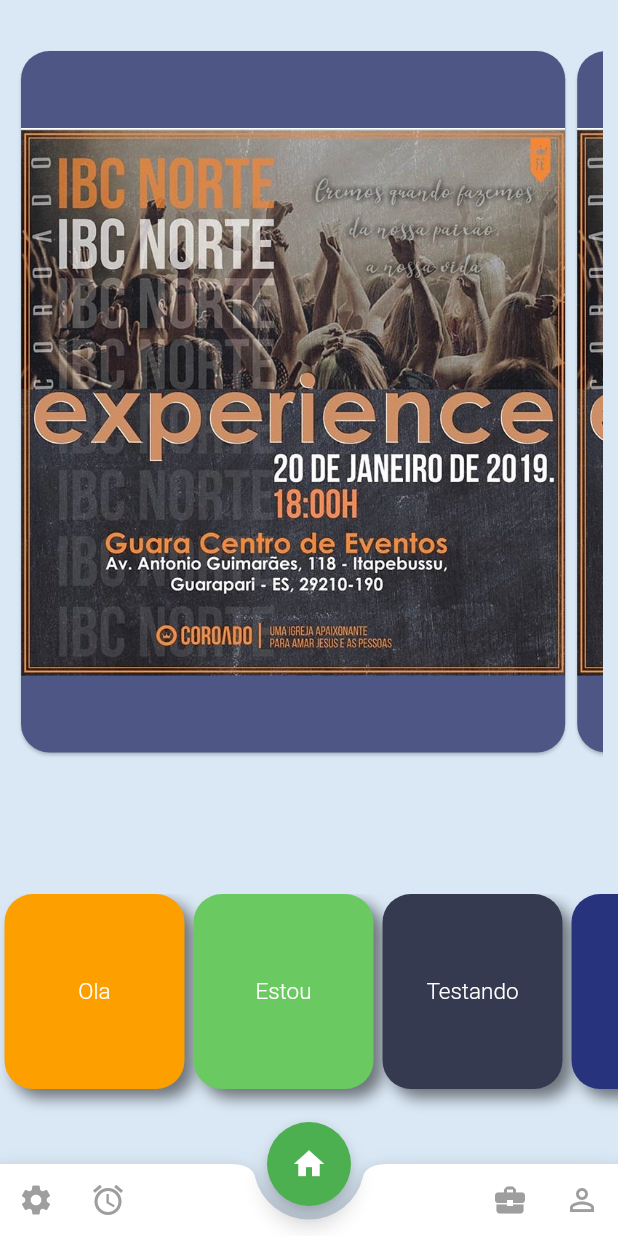
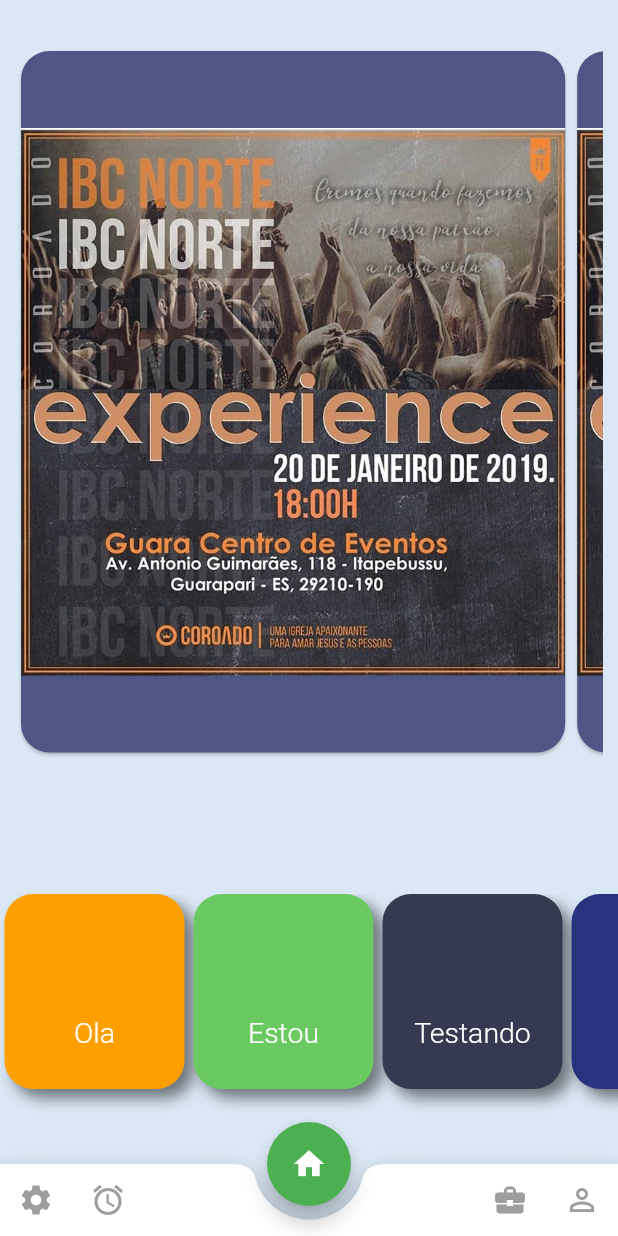
Before and after one commit to leordrigues/webchurch, a Flutter app: the screen it shows after launch, on a phone screen of 412 x 824 dp. Run offline on Flutter 3.47's test engine with Material 2 defaults, Android fonts, the phone set to English and light mode, and no system bars.

Commit message:
Commit teste leo imagem

```diff
--- a/lib/group.dart
+++ b/lib/group.dart
@@ -27,9 +27,9 @@
       child: Text(
         title,
         style: TextStyle(
-            fontSize: 15.0, fontWeight: FontWeight.w300, color: Colors.white),
+            fontSize: 19.0, fontWeight: FontWeight.w300, color: Colors.white),
       ),
-      alignment: Alignment(0.0, 0.0),
+      alignment: Alignment(0.0, 0.5),
     );
   }
 }
```
